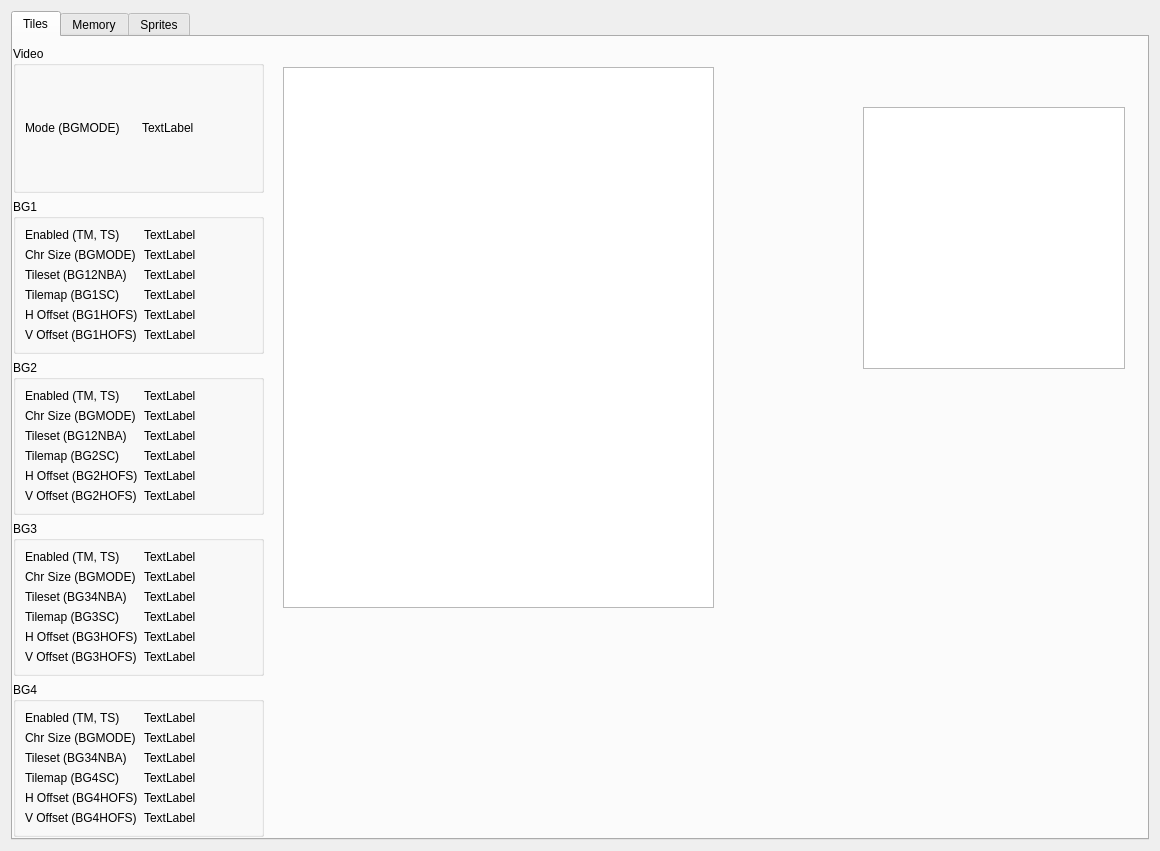
Above: src/ui/InfoWindow.ui from zlisinski/zlsnes before the change. Below: the same form after it.
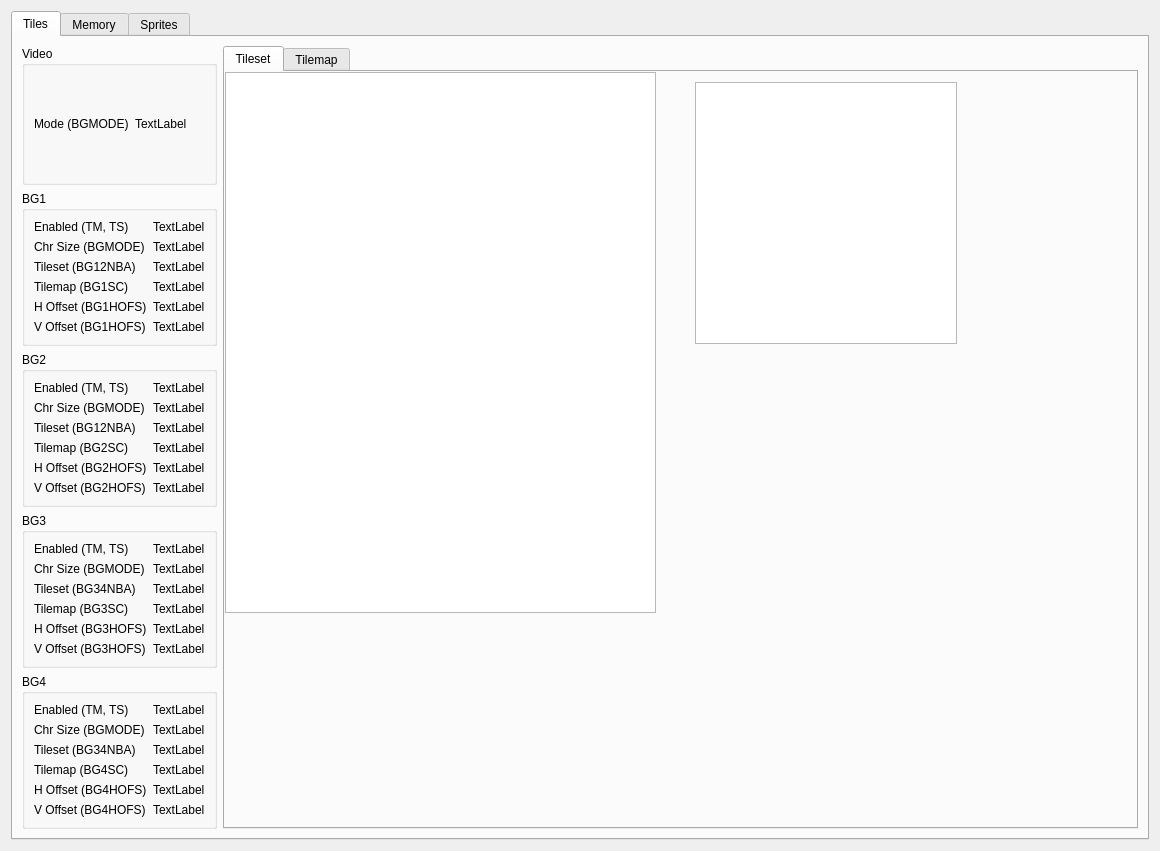
That is the form after the change. The open tabs and pages were chosen to show the change.

Commit message: Fixed BG scroll offsets not wrapping correctly when offset is larger than tilemap. Added tilemap view in InfoWindow.

Diff of the .ui file:
```diff
--- a/src/ui/InfoWindow.ui
+++ b/src/ui/InfoWindow.ui
@@ -23,35 +23,8 @@
       <attribute name="title">
        <string>Tiles</string>
       </attribute>
-      <widget class="QGraphicsView" name="gvTiles">
-       <property name="geometry">
-        <rect>
-         <x>270</x>
-         <y>30</y>
-         <width>431</width>
-         <height>541</height>
-        </rect>
-       </property>
-      </widget>
-      <widget class="QGraphicsView" name="gvPalette">
-       <property name="geometry">
-        <rect>
-         <x>850</x>
-         <y>70</y>
-         <width>262</width>
-         <height>262</height>
-        </rect>
-       </property>
-      </widget>
-      <widget class="QWidget" name="verticalLayoutWidget">
-       <property name="geometry">
-        <rect>
-         <x>0</x>
-         <y>9</y>
-         <width>251</width>
-         <height>791</height>
-        </rect>
-       </property>
+      <layout class="QGridLayout" name="gridLayout_9">
+       <item row="0" column="0">
        <layout class="QVBoxLayout" name="verticalLayout">
         <item>
          <widget class="QGroupBox" name="groupBox_2">
@@ -449,7 +422,55 @@
          </widget>
         </item>
        </layout>
-      </widget>
+       </item>
+       <item row="0" column="1">
+        <widget class="QTabWidget" name="tabWidget_2">
+         <property name="currentIndex">
+          <number>1</number>
+         </property>
+         <widget class="QWidget" name="tab">
+          <attribute name="title">
+           <string>Tileset</string>
+          </attribute>
+          <widget class="QGraphicsView" name="gvTiles">
+           <property name="geometry">
+            <rect>
+             <x>0</x>
+             <y>0</y>
+             <width>431</width>
+             <height>541</height>
+            </rect>
+           </property>
+          </widget>
+          <widget class="QGraphicsView" name="gvPalette">
+           <property name="geometry">
+            <rect>
+             <x>470</x>
+             <y>10</y>
+             <width>262</width>
+             <height>262</height>
+            </rect>
+           </property>
+          </widget>
+         </widget>
+         <widget class="QWidget" name="tab_2">
+          <attribute name="title">
+           <string>Tilemap</string>
+          </attribute>
+          <widget class="QGraphicsView" name="gvTilemap">
+           <property name="geometry">
+            <rect>
+             <x>0</x>
+             <y>10</y>
+             <width>520</width>
+             <height>520</height>
+            </rect>
+           </property>
+          </widget>
+         </widget>
+        </widget>
+       </item>
+      </layout>
      </widget>
      <widget class="QWidget" name="tabMemory">
       <attribute name="title">
```
Lines whose indentation alone changed are shown as unchanged. The commit also changes 5 other files.
